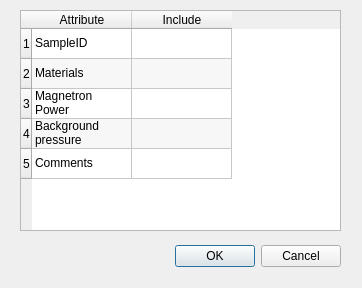
Qt form settingsdialog.ui (sstendahl/KARIN) before a commit.
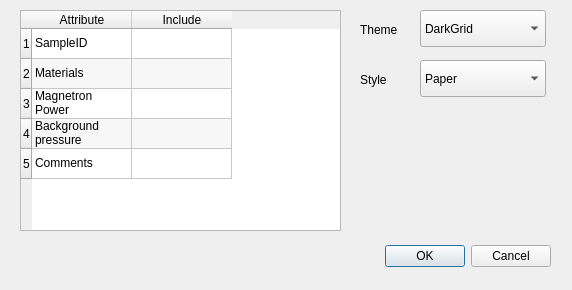
The same form after that commit.

```diff
--- a/settingsdialog.ui
+++ b/settingsdialog.ui
@@ -6,8 +6,8 @@
    <rect>
     <x>0</x>
     <y>0</y>
-    <width>362</width>
-    <height>288</height>
+    <width>572</width>
+    <height>290</height>
    </rect>
   </property>
   <property name="windowTitle">
@@ -16,7 +16,7 @@
   <widget class="QDialogButtonBox" name="buttonBox">
    <property name="geometry">
     <rect>
-     <x>0</x>
+     <x>210</x>
      <y>240</y>
      <width>341</width>
      <height>32</height>
@@ -172,6 +172,97 @@
     </property>
    </item>
   </widget>
+  <widget class="QComboBox" name="theme">
+   <property name="geometry">
+    <rect>
+     <x>420</x>
+     <y>10</y>
+     <width>126</width>
+     <height>37</height>
+    </rect>
+   </property>
+   <item>
+    <property name="text">
+     <string>DarkGrid</string>
+    </property>
+   </item>
+   <item>
+    <property name="text">
+     <string>Dark</string>
+    </property>
+   </item>
+   <item>
+    <property name="text">
+     <string>White</string>
+    </property>
+   </item>
+   <item>
+    <property name="text">
+     <string>Whitegrid</string>
+    </property>
+   </item>
+   <item>
+    <property name="text">
+     <string>Ticks</string>
+    </property>
+   </item>
+  </widget>
+  <widget class="QLabel" name="label">
+   <property name="geometry">
+    <rect>
+     <x>360</x>
+     <y>20</y>
+     <width>66</width>
+     <height>19</height>
+    </rect>
+   </property>
+   <property name="text">
+    <string>Theme</string>
+   </property>
+  </widget>
+  <widget class="QComboBox" name="context">
+   <property name="geometry">
+    <rect>
+     <x>420</x>
+     <y>60</y>
+     <width>126</width>
+     <height>37</height>
+    </rect>
+   </property>
+   <item>
+    <property name="text">
+     <string>Paper</string>
+    </property>
+   </item>
+   <item>
+    <property name="text">
+     <string>Notebook</string>
+    </property>
+   </item>
+   <item>
+    <property name="text">
+     <string>Talk</string>
+    </property>
+   </item>
+   <item>
+    <property name="text">
+     <string>Poster</string>
+    </property>
+   </item>
+  </widget>
+  <widget class="QLabel" name="label_2">
+   <property name="geometry">
+    <rect>
+     <x>360</x>
+     <y>70</y>
+     <width>66</width>
+     <height>19</height>
+    </rect>
+   </property>
+   <property name="text">
+    <string>Style</string>
+   </property>
+  </widget>
  </widget>
  <resources/>
  <connections>
```
